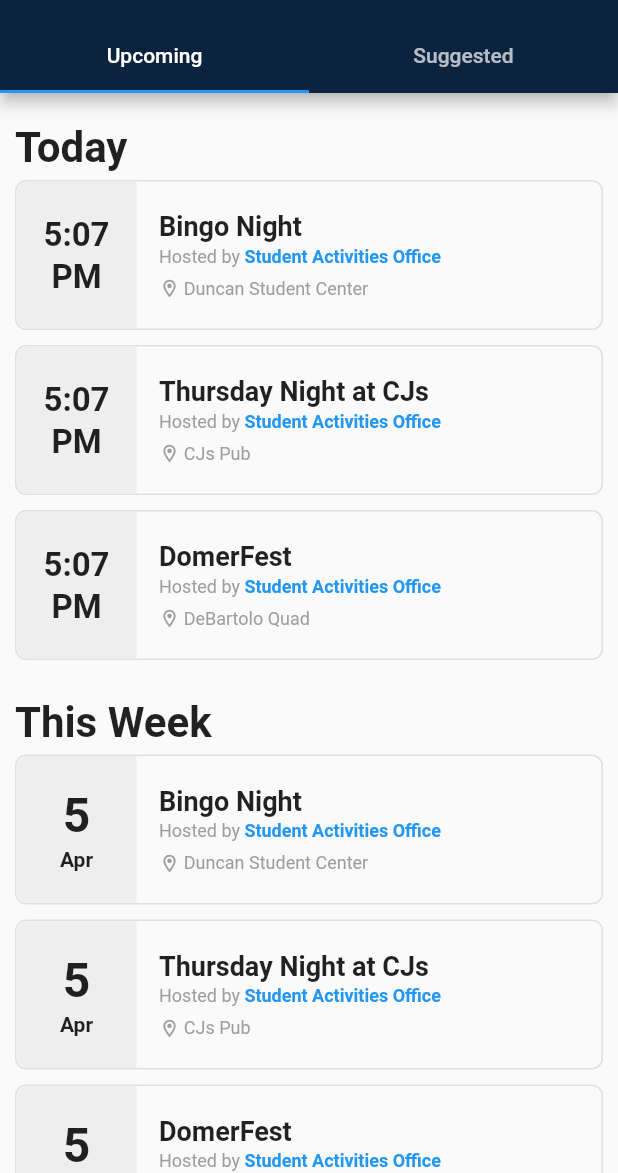
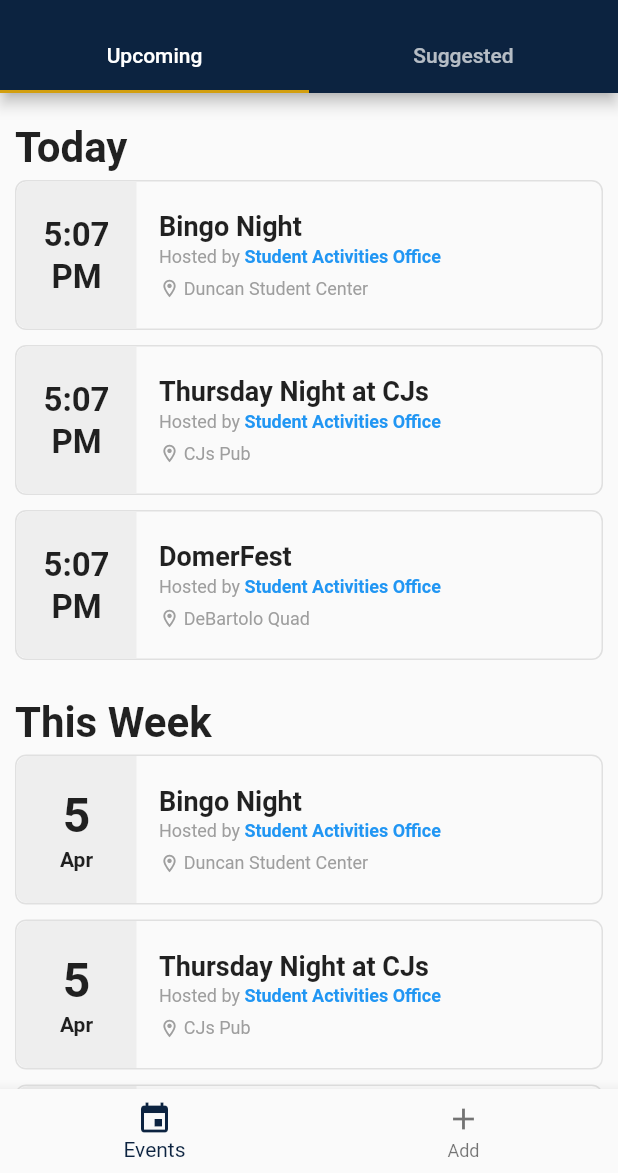
Before and after one commit to kfriday32/nd-oncampus, a Flutter app: the screen it shows after launch, on a phone screen of 412 x 824 dp, the part 63-1236 px from its top. Run offline on Flutter 3.47's test engine with Material 2 defaults, Android fonts, the phone set to English and light mode, and no system bars; our stand-ins replace date_field, select_form_field.

Commit message:
Updated Home Page

```diff
--- a/flutter_ui/lib/src/app.dart
+++ b/flutter_ui/lib/src/app.dart
@@ -1,5 +1,6 @@
 import 'package:flutter/material.dart';
 import 'navigation.dart';
+import 'pages.dart';
 import 'home_page.dart';
 import 'events_page.dart';
 import 'suggested_page.dart';
@@ -17,7 +18,7 @@ class OnCampus extends StatelessWidget {
       title: 'Flutter Navigator Example',
       navigatorKey: navigator.navigatorKey,
       routes: {
-        '/': (BuildContext context) => HomePage(navigator: navigator),
+        '/': (BuildContext context) => Pages(navigator: navigator),
         '/findEvents': (BuildContext context) => EventsPage(),
         '/suggestedEvents': (BuildContext context) => SuggestedPage(events: []),
         '/publishEvents': (BuildContext context) => PublisherPage()
--- a/flutter_ui/lib/src/home_page.dart
+++ b/flutter_ui/lib/src/home_page.dart
@@ -83,6 +83,7 @@ class _HomePageState extends State<HomePage>
         bottom: TabBar(
           controller: _tabController, // Set the controller for the TabBar
           tabs: myTabs,
+          indicatorColor: const Color(0xFFd39F10),
         ),
       ),
       body: TabBarView(
--- /dev/null
+++ b/flutter_ui/lib/src/pages.dart
@@ -0,0 +1,60 @@
+import 'package:flutter/material.dart';
+import 'navigation.dart';
+import 'home_page.dart';
+import 'publisher_page.dart';
+
+class Pages extends StatefulWidget {
+  final AppNavigator navigator;
+
+  const Pages({Key? key, required this.navigator}) : super(key: key);
+
+  @override
+  _PagesState createState() => _PagesState();
+}
+
+class _PagesState extends State<Pages> {
+  int _selectedIndex = 0;
+
+  late List<Widget> _widgetOptions;
+
+  @override
+  void initState() {
+    super.initState();
+    _widgetOptions = <Widget>[
+      HomePage(
+        navigator: widget.navigator,
+      ),
+      PublisherPage()
+    ];
+  }
+
+  void _onItemTapped(int index) {
+    setState(() {
+      _selectedIndex = index;
+    });
+  }
+
+  @override
+  Widget build(BuildContext context) {
+    return Scaffold(
+      body: Center(
+        child: _widgetOptions.elementAt(_selectedIndex),
+      ),
+      bottomNavigationBar: BottomNavigationBar(
+        currentIndex: _selectedIndex,
+        onTap: _onItemTapped,
+        selectedItemColor: const Color(0xFF0C2340),
+        items: const <BottomNavigationBarItem>[
+          BottomNavigationBarItem(
+            icon: Icon(Icons.event),
+            label: 'Events',
+          ),
+          BottomNavigationBarItem(
+            icon: Icon(Icons.add),
+            label: 'Add',
+          ),
+        ],
+      ),
+    );
+  }
+}
```
